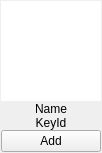
Before: the Qt Designer form retroshare-gui/src/gui/People/IdentityWidget.ui in RetroShare/RetroShare, drawn with Qt 5.
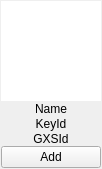
After: the same form once the commit is applied. Custom widgets are drawn as their Qt base class.

Diff of the .ui file:
```diff
--- a/retroshare-gui/src/gui/People/IdentityWidget.ui
+++ b/retroshare-gui/src/gui/People/IdentityWidget.ui
@@ -7,7 +7,7 @@
     <x>0</x>
     <y>0</y>
     <width>102</width>
-    <height>153</height>
+    <height>158</height>
    </rect>
   </property>
   <layout class="QVBoxLayout" name="verticalLayout">
@@ -73,7 +73,13 @@
     </widget>
    </item>
    <item>
-    <widget class="QLabel" name="labelKeyId">
+    <widget class="ElidedLabel" name="labelKeyId">
+     <property name="minimumSize">
+      <size>
+       <width>0</width>
+       <height>15</height>
+      </size>
+     </property>
      <property name="maximumSize">
       <size>
        <width>100</width>
@@ -88,6 +94,28 @@
      </property>
     </widget>
    </item>
+   <item>
+    <widget class="ElidedLabel" name="labelGXSId">
+     <property name="minimumSize">
+      <size>
+       <width>0</width>
+       <height>15</height>
+      </size>
+     </property>
+     <property name="maximumSize">
+      <size>
+       <width>100</width>
+       <height>16777215</height>
+      </size>
+     </property>
+     <property name="text">
+      <string>GXSId</string>
+     </property>
+     <property name="alignment">
+      <set>Qt::AlignCenter</set>
+     </property>
+    </widget>
+   </item>
    <item>
     <widget class="QPushButton" name="pbAdd">
      <property name="text">
@@ -98,5 +126,13 @@
   </layout>
  </widget>
  <resources/>
+ <customwidgets>
+  <customwidget>
+   <class>ElidedLabel</class>
+   <extends>QLabel</extends>
+   <header location="global">gui/common/ElidedLabel.h</header>
+   <container>1</container>
+  </customwidget>
+ </customwidgets>
  <connections/>
 </ui>
```
Left out of the diff: 8 changed lines with no effect on the pictures.
